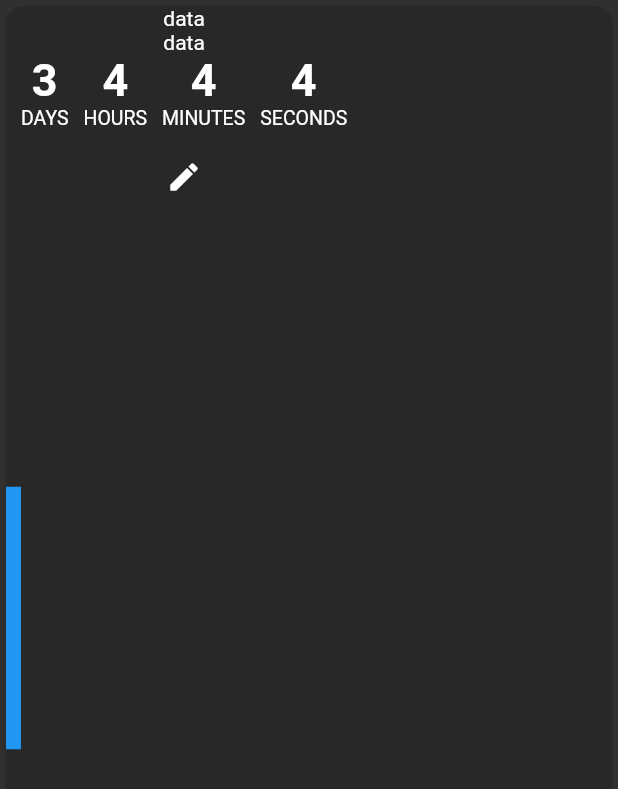
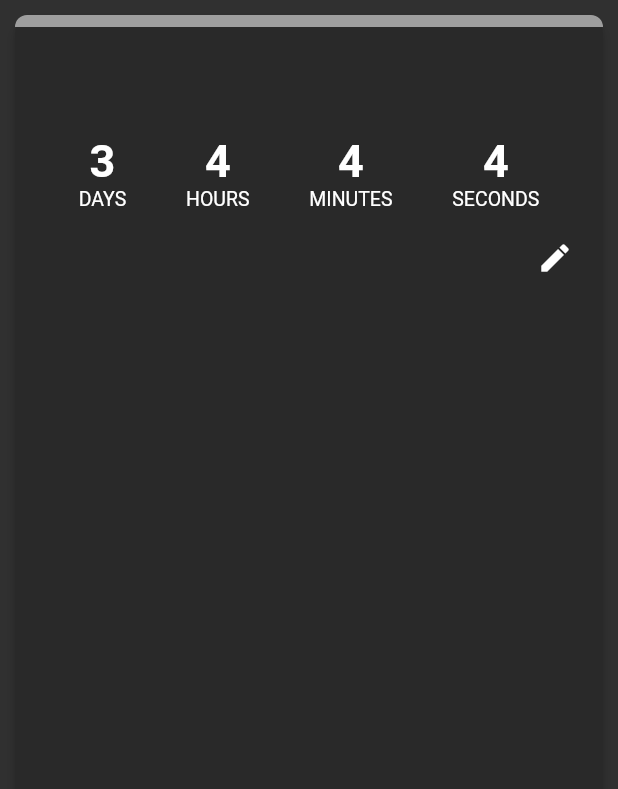
Before and after one commit to t0ffifee/countr, a Flutter app: what getCard() shows on an empty page, opened directly with empty values, on a phone screen of 412 x 824 dp. Shown: the top 789 px of the screen. Run offline on Flutter 3.47's test engine with Material 2 defaults, Android fonts, the phone set to English and light mode, and no system bars; our stand-ins replace flutter_countdown_timer, hive, hive_flutter; accounts and stored records are empty; generated files the repository leaves out were written again.

Commit message:
Kaarten met kleuren FAB die verdwijnt onderaan lijst

```diff
--- a/lib/main.dart
+++ b/lib/main.dart
@@ -36,6 +36,27 @@ class MyApp extends StatefulWidget {
 }
 
 class MyAppState extends State<MyApp> {
+  var _controller = ScrollController();
+  var _visible = true;
+
+  @override
+  void initState() {
+    super.initState();
+    _controller.addListener(() {
+      if (_controller.position.atEdge) {
+        if (_controller.position.pixels > 0) if (_visible)
+          setState(() {
+            _visible = false;
+          });
+      } else {
+        if (!_visible)
+          setState(() {
+            _visible = true;
+          });
+      }
+    });
+  }
+
   @override
   Widget build(context) {
     print("[BUILD] MyAppState is gebouwd");
@@ -43,24 +64,26 @@ class MyAppState extends State<MyApp> {
       debugShowCheckedModeBanner: false,
       home: Scaffold(
         // body: mainBody(context),
-        body: mainBody2(context),
+        body: mainBody2(context, _controller),
         backgroundColor: backgroundBlack,
-        floatingActionButton: FancyFab(),
+        floatingActionButton: Visibility(visible: _visible, child: FancyFab()),
         floatingActionButtonLocation: FloatingActionButtonLocation.endFloat,
       ),
     );
   }
 }
 
-Widget mainBody2(BuildContext context) {
+Widget mainBody2(BuildContext context, ScrollController controller) {
   return Center(
     child: ListView(
+      controller: controller,
       children: [
-        getCard(context, "Countr Release", "The release date of this app", Icons.phone_android),
-        getCard(context, "Countr Release", "The release date of this app", Icons.phone_android),
-        getCard(context, "Countr Release", "The release date of this app", Icons.phone_android),
-        getCard(context, "Countr Release", "The release date of this app", Icons.phone_android),
-        getCard(context, "Countr Release", "The release date of this app", Icons.phone_android),
+        getCard(context, "Countr Release", "The release date of this app", Icons.phone_android, Colors.blue),
+        getCard(context, "Countr Release", "The release date of this app", Icons.phone_android, Colors.purple),
+        getCard(context, "Countr Release", "The release date of this app", Icons.phone_android, Colors.red),
+        getCard(context, "Countr Release", "The release date of this app", Icons.phone_android, Colors.green),
+        getCard(context, "Countr Release", "The release date of this app", Icons.phone_android, Colors.yellow),
+        getCard(context, "Countr Release", "The release date of this app", Icons.phone_android, Colors.grey),
       ],
     ),
   );
@@ -140,42 +163,38 @@ Container bottomContainer = Container(
 
 // FUNCTIES DIE ER NU STAAN OMDAT WE AAN DE FRONTEND WILLEN WERKEN:
 
-Widget getCard(
-  BuildContext context,
-  String title,
-  String description,
-  IconData icon,
-) {
-  // TODO dit moet er natuurlijk anders uit gaan zien omdat je een CardCountDown gebruikt
-  return Card(
-    // elevation: 3.0,
-    color: Color.fromRGBO(40, 40, 40, 1),
-    shape: RoundedRectangleBorder(
+Widget getCard(BuildContext context, String title, String description, IconData icon, Color color) {
+  return Padding(
+    padding: const EdgeInsets.fromLTRB(6.0, 6.0, 6.0, 0),
+    child: Card(
+      elevation: 3,
+      color: lighterBlackOne,
+      shape: RoundedRectangleBorder(borderRadius: BorderRadius.circular(12)),
+      child: InkWell(
         borderRadius: BorderRadius.circular(12),
-    ),
-    child: InkWell(
         splashColor: lightPurple.withOpacity(0.4),
         onTap: () {
-        print("er is iets gedrukt");
+          print("Pressed on Card");
         },
-      child: Row(
-        // mainAxisAlignment: MainAxisAlignment.spaceEvenly,
-        // mainAxisSize: MainAxisSize.min,
-        children: [
+        child: Column(
+          children: <Widget>[
             Container(
-            color: Colors.blue,
-            height: 175,
-            width: 10,
+              width: double.maxFinite,
+              decoration: BoxDecoration(
+                color: color,
+                borderRadius: BorderRadius.only(topLeft: Radius.circular(12), topRight: Radius.circular(12)),
               ),
-          Column(
-            children: [
-              Text("data"),
-              Text("data"),
-              dateShower(['3', '4', '4', '4']),
+              height: 8,
+              // color: Colors.blue,
+            ),
+            topBarCard(title, description, icon),
+            Padding(
+              padding: const EdgeInsets.fromLTRB(35, 0, 35, 0),
+              child: dateShower(['3', '4', '4', '4']),
+            ),
             cardButtonBar(context),
           ],
-          )
-        ],
+        ),
       ),
     ),
   );
```
Lines whose indentation alone changed are shown as unchanged.
